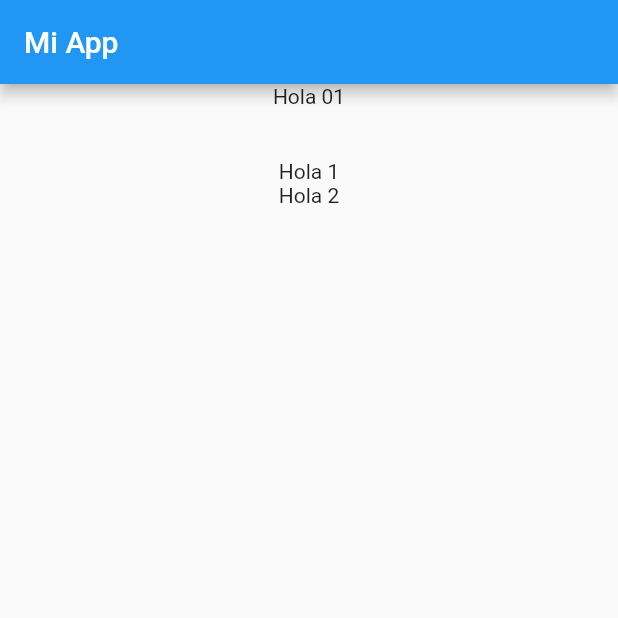
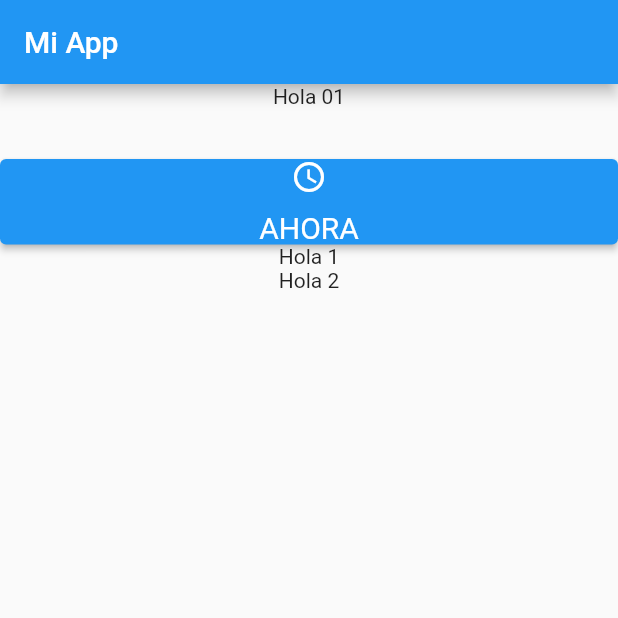
Before and after one commit to DiegoGustavoMO/ejemplo2_flutter, a Flutter app: the screen it shows after launch, on a phone screen of 412 x 824 dp, the top half of it. Run offline on Flutter 3.47's test engine with Material 2 defaults, Android fonts, the phone set to English and light mode, and no system bars.

Commit message:
manejo de boton columnas y filas

```diff
--- a/lib/main.dart
+++ b/lib/main.dart
@@ -3,7 +3,7 @@ import 'package:flutter/material.dart';
 
 //la clase main principal que ejecuta la aplicacion al inciar es
 //en este casso MyApp , debe tener la primera letra en mayuscula
-void main() => runApp(MyApp());
+void main() => runApp(const MyApp());
 //con este main estoy indicando que ejecute la aplicacion principal
 
 //con la ayuda del los plugins usamos statlessW o StatefulW
@@ -22,7 +22,7 @@ class MyApp extends StatelessWidget {
     //material tiene ciertos parametros como title,home,etc
     //title define el titulo de la aplicacion
     //home lo que aparece en el inicio de la aplicacion
-    return MaterialApp(
+    return const MaterialApp(
       //Para quitar el banner de debug usamos debugshow..
       debugShowCheckedModeBanner: false,
       title: "Filas,Columnas y botones",
@@ -36,7 +36,7 @@ class MyApp extends StatelessWidget {
 
 //creamos el widget Inicio() de tipo stateful
 class Inicio extends StatefulWidget {
-  Inicio({Key? key}) : super(key: key);
+  const Inicio({Key? key}) : super(key: key);
 
   @override
   _InicioState createState() => _InicioState();
@@ -45,13 +45,16 @@ class Inicio extends StatefulWidget {
 class _InicioState extends State<Inicio> {
   @override
   Widget build(BuildContext context) {
+    // definiendo el estilo  del boton de tipo elevatedbutton
+    final ButtonStyle style =
+        ElevatedButton.styleFrom(textStyle: const TextStyle(fontSize: 20));
     //debemos retornar un widget usado en aplicaciones tradicionales
     //llamado Scaffold()
     //debemos recordar que hay widgets que son contenedores de otros widgets
     //por eso se ve como si fuera una clase dentro de otra clase
     return Scaffold(
         appBar: AppBar(
-          title: Text("Mi App"),
+          title: const Text("Mi App"),
         ),
         //el widget comlum sirve para organizar los demas widgets en columnas
         //el limitante es que al agregar contenido dependiendo de la pantalla
@@ -95,13 +98,43 @@ class _InicioState extends State<Inicio> {
               height: 50,
               //para centrar un texto en especifico se usa la Propiedad
               //textAlign: TextAlign.center se especifica el center
-              child: Text(
+              child: const Text(
                 "Hola 01",
                 textAlign: TextAlign.center,
               ),
             ),
-            Text("Hola 1"),
-            Text("Hola 2"),
+            Container(
+              width: MediaQuery.of(context).size.width,
+              // se usa el widget elevatebuttom para un botones
+              //con el parametro style se llama  al style una clase
+              //que define el estilo del boton que esta mas arriba y es de tipo
+              //final porque no cambia
+              child: ElevatedButton(
+                style: style,
+                //puedo variar entre  Row y Column para cambiar posiciones de texto e icono
+                child: Column(
+                  mainAxisSize: MainAxisSize.min,
+                  children: const [
+                    Icon(Icons.access_time),
+                    SizedBox(
+                      width: 10,
+                      height: 10,
+                    ),
+                    Text("AHORA"),
+                  ],
+                ),
+                onPressed: () {
+                  //aqui coloco lo que quiero que pase al pulsar el boton
+                  //esta parte es funcionalidad del boton
+                  //creo una variable que guarda el resultado de DateTime
+                  //que obtiene la fecha del momento cuando se dio click al boton
+                  var t = DateTime.now();
+                  print(t);
+                },
+              ),
+            ),
+            const Text("Hola 1"),
+            const Text("Hola 2"),
           ],
         ));
   }
```
